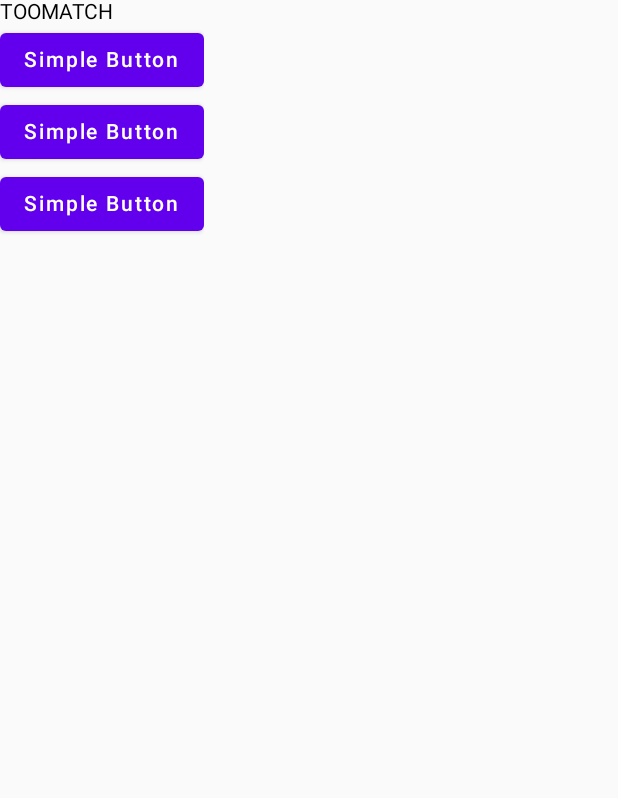
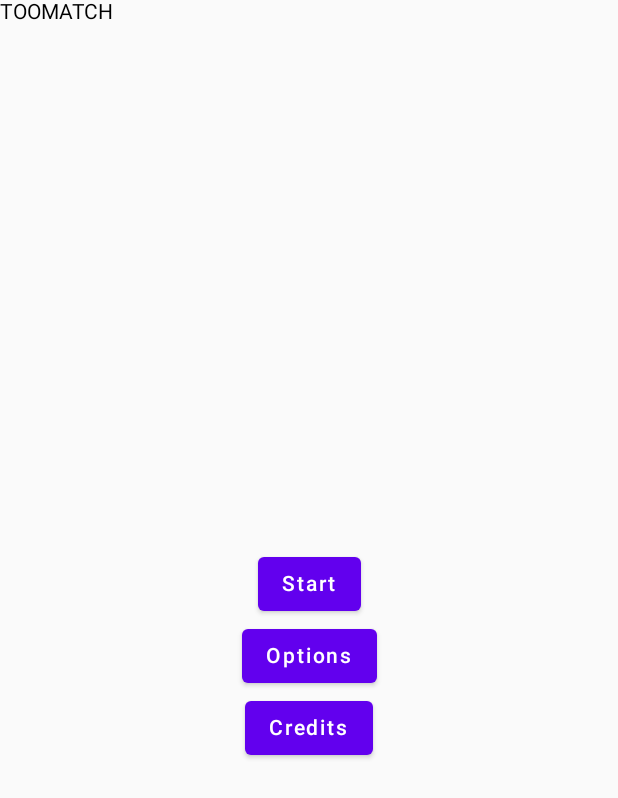
Before and after one commit to Rviewer-Challenges/fF0GN847YKgjzhUvcvXs, an Android app built with Jetpack Compose: the screen it shows after launch (MainActivity), on a phone screen of 412 x 824 dp. Shown: the top 798 px of the screen. Run offline under Robolectric (Android 15) with nearby library versions, the phone set to English and light mode, and no system bars.

Commit message:
Creating Main Menu

```diff
--- a/app/src/main/java/com/example/toomatch/MainActivity.kt
+++ b/app/src/main/java/com/example/toomatch/MainActivity.kt
@@ -3,21 +3,18 @@ package com.example.toomatch
 import android.os.Bundle
 import androidx.activity.ComponentActivity
 import androidx.activity.compose.setContent
-import androidx.compose.foundation.layout.Column
-import androidx.compose.foundation.layout.fillMaxSize
+import androidx.compose.foundation.layout.*
 import androidx.compose.material.Button
-import androidx.compose.material.MaterialTheme
-import androidx.compose.material.Surface
 import androidx.compose.runtime.Composable
-import androidx.compose.ui.Modifier
+import androidx.compose.ui.*
 import androidx.compose.ui.tooling.preview.Preview
-import com.example.toomatch.ui.theme.ToomatchTheme
+import androidx.compose.ui.unit.dp
 import androidx.compose.material.Text as MyText
 
 class MainActivity : ComponentActivity() {
     override fun onCreate(savedInstanceState: Bundle?) {
         super.onCreate(savedInstanceState)
-        setContent(){
+        setContent{
             MyTexts()
         }
 
@@ -28,19 +25,27 @@ class MainActivity : ComponentActivity() {
 fun MyTexts(){
     Column {
         Title("TOOMATCH")
-        SimpleButton()
-        SimpleButton()
-        SimpleButton()
+    }
+    Column (
+        modifier = Modifier.fillMaxSize(),
+        verticalArrangement = Arrangement.Center,
+        horizontalAlignment = Alignment.CenterHorizontally
+            ){
+
+        Spacer(modifier = Modifier.height(50.dp))
+        SimpleButton("Start")
+        SimpleButton("Options")
+        SimpleButton("Credits")
     }
 
 }
 
 @Composable
-fun SimpleButton() {
+fun SimpleButton(myText: String) {
     Button(onClick = {
         //your onclick code here
     }) {
-        MyText(text = "Simple Button")
+        MyText(text = myText)
     }
 }
 
@@ -50,7 +55,7 @@ fun Title(text: String){
     MyText(text)
 }
 
-@Preview
+@Preview (showSystemUi = true)
 @Composable
 fun PreviewTexts(){
     MyTexts()
```
